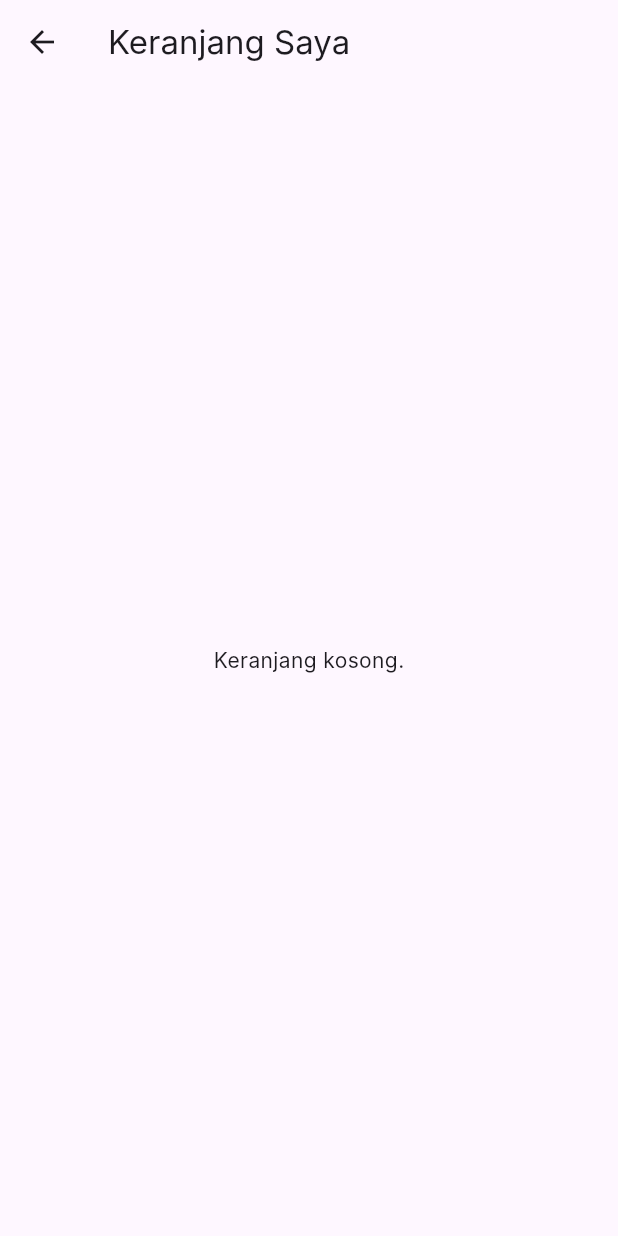
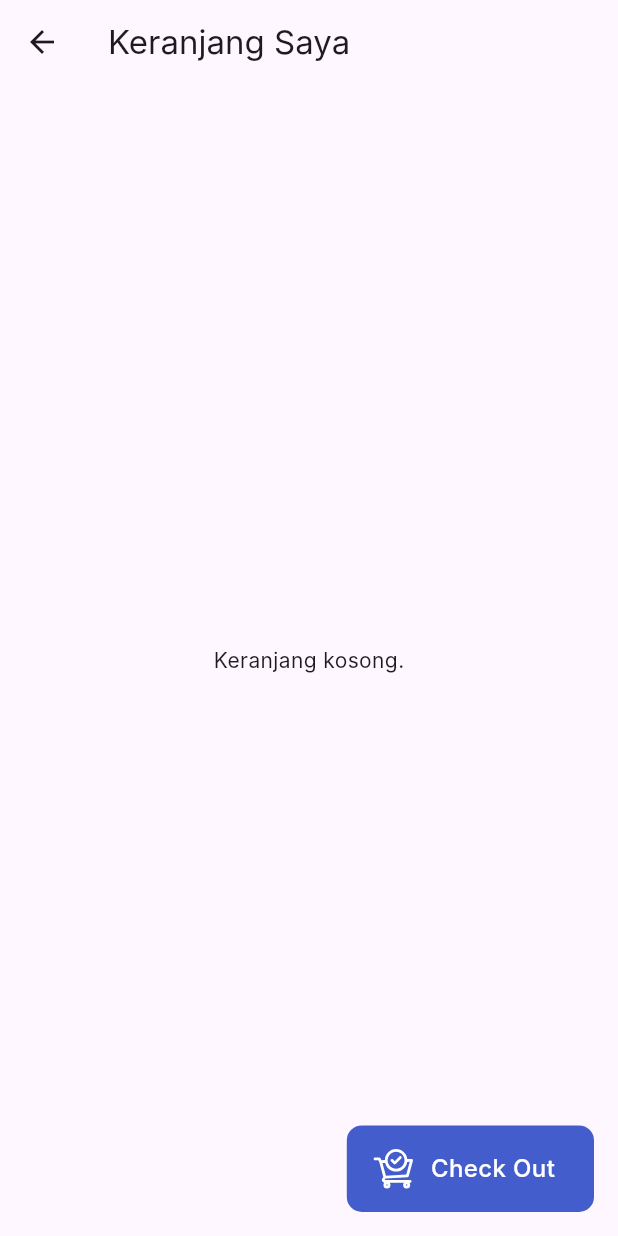
Before and after one commit to dimasyusuf14/ALINEA_FLUTTER, a Flutter app: the CartPage screen opened by its route, on a phone screen of 412 x 824 dp. Run offline on Flutter 3.47's test engine with Material 3 defaults, Android fonts, the phone set to English and light mode, and no system bars; drawn by our look-alikes of pull_to_refresh; our stand-ins replace carousel_slider, flutter_spinkit, flutter_svg, flutter_widget_from_html, get, get_storage and 1 more; accounts and stored records are empty; network calls fail; Roboto replaces fonts that are missing (Inter).

Commit message:
assamble UI cartpage and add floating button

```diff
--- a/lib/controller/cart/cart_controller.dart
+++ b/lib/controller/cart/cart_controller.dart
@@ -11,6 +11,7 @@ import 'package:get_storage/get_storage.dart';
 class CartController extends GetxController {
   var isLoading = false.obs;
   var carts = <CartModel>[].obs;
+  var isChecked= false.obs;
 
   Future<void> fetchCarts() async {
     isLoading(true);
--- a/lib/models/cart/cart_model.dart
+++ b/lib/models/cart/cart_model.dart
@@ -1,5 +1,6 @@
 import 'package:alinea/models/home/home_model.dart';
 import 'package:alinea/models/login/user_model.dart';
+import 'package:get/get.dart';
 
 class CartModel {
   final int id;
@@ -10,7 +11,7 @@ class CartModel {
   final BooksModel book;
   final Category? category; // Allow null
   final UserModel? user; // Allow null
-  bool isChecked;
+  final RxBool isChecked;
 
   CartModel({
     required this.id,
@@ -21,8 +22,8 @@ class CartModel {
     required this.book,
     this.category,
     this.user,
-    this.isChecked = false,
-  });
+    bool isChecked = false,
+  }) : isChecked = RxBool(isChecked);
 
   factory CartModel.fromJson(Map<String, dynamic> json) {
     return CartModel(
--- /dev/null
+++ b/lib/pages/cart/widget/floating_button.dart
@@ -0,0 +1,64 @@
+import 'package:alinea/services/utilities/asset_constant.dart';
+import 'package:flutter/material.dart';
+import 'package:flutter_svg/svg.dart';
+import 'package:get/get.dart';
+
+class FloatingButton extends StatelessWidget {
+  const FloatingButton({
+    super.key,
+    required this.assetName,
+    required this.title,
+    required this.onPressed,
+    required this.color,
+    required this.titleColor,
+  });
+  final VoidCallback onPressed;
+  final String assetName;
+  final String title;
+  final Color titleColor;
+  final Color color;
+  @override
+  Widget build(BuildContext context) {
+    return Container(
+      decoration: BoxDecoration(
+        color: color,
+        borderRadius: BorderRadius.circular(10),
+      ),
+      child: Material(
+        color: Colors.transparent,
+        child: InkWell(
+          borderRadius: BorderRadius.circular(10),
+          onTap: onPressed,
+          child: SizedBox(
+            height: Get.height * 0.07,
+            width: Get.width * 0.4,
+            child: Padding(
+              padding: const EdgeInsets.symmetric(horizontal: 16),
+              child: Row(
+                children: [
+                  SvgPicture.asset(
+                    assetName,
+                    width: 30,
+                    height: 30,
+                    color: Colors.white,
+                  ),
+                  SizedBox(
+                    width: 10,
+                  ),
+                  Text(
+                    title,
+                    style: TextStyle(
+                      fontSize: 16,
+                      fontWeight: FontWeight.w500,
+                      color: titleColor,
+                    ),
+                  ),
+                ],
+              ),
+            ),
+          ),
+        ),
+      ),
+    );
+  }
+}
--- a/lib/services/utilities/asset_constant.dart
+++ b/lib/services/utilities/asset_constant.dart
@@ -19,6 +19,7 @@ class AssetConstant {
   static const String icAll = "assets/icons/ic_all_category.svg";
   static const String icDelete = "assets/icons/ic_delete.svg";
   static const String icEdit = "assets/icons/ic_edit.svg";
+  static const String icCheckout = "assets/icons/ic_checkout.svg";
 
   //IMAGE
   static const String bgLogin = "assets/images/bg.png";
```
Also changed, not shown: lib/pages/cart/cart_page.dart (+107 -27 lines), lib/widgets/button/button_icon.dart (+12 -9 lines), assets/icons/ic_checkout.svg (added).
